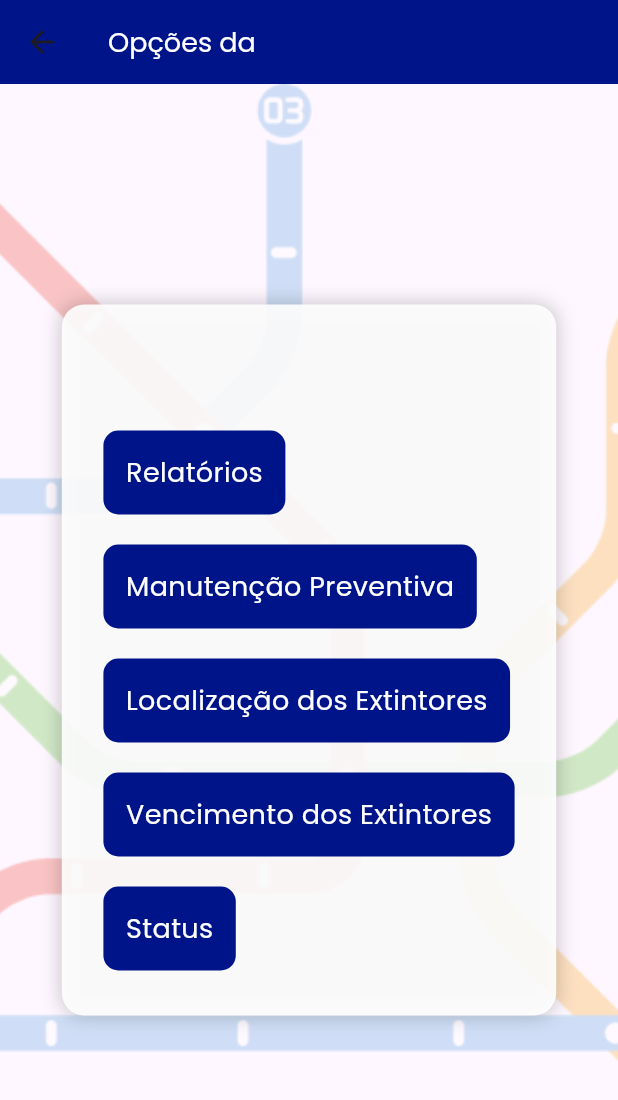
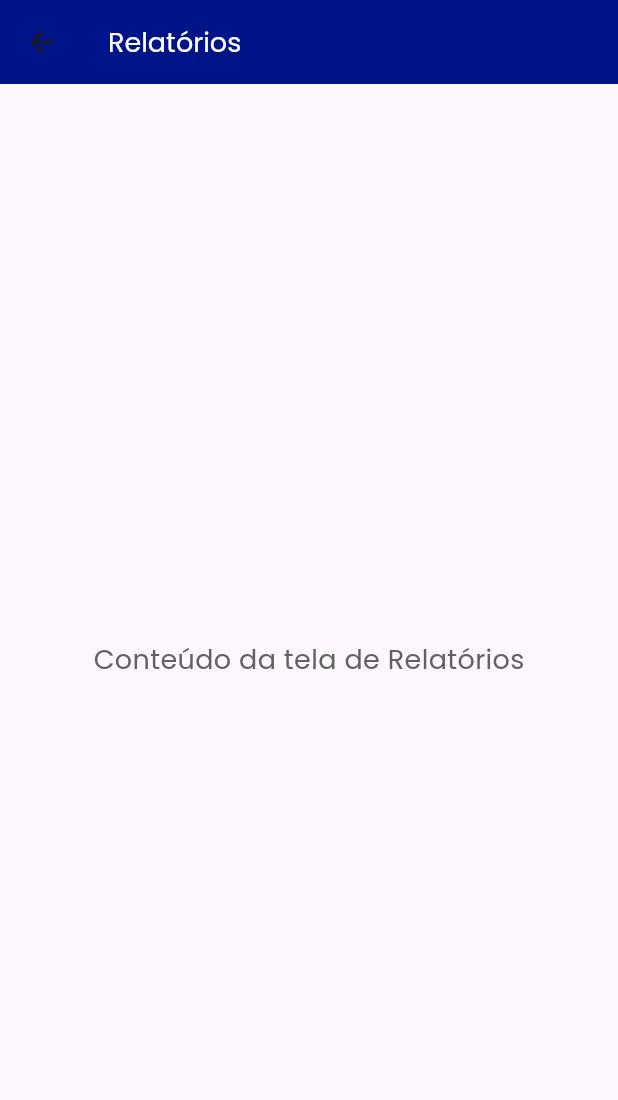
Before and after one commit to Rodrigomt21/fire-equipment-management-metro, a Flutter app: the LinhaOpcoesScreen screen opened directly with empty values, after a tap on "Relatórios", on a phone screen of 412 x 824 dp. Shown: the top 1100 px of the screen. Run offline on Flutter 3.47's test engine with Material 3 defaults, Android fonts, the phone set to English and light mode, and no system bars; our stand-ins replace email_validator, google_fonts, image_picker, shared_preferences, uni_links; accounts and stored records are empty.

Commit message:
telas para os graficos

```diff
--- a/pi_metro/lib/main.dart
+++ b/pi_metro/lib/main.dart
@@ -12,6 +12,12 @@ import 'screens/forgot_password_screen.dart';
 import 'screens/reset_password_screen.dart';
 import 'screens/welcome_dashboard.dart';
 import 'screens/linha_opcoes.dart'; // Nova tela de opções para a linha
+import 'screens/extintores_por_localizacao_screen.dart'; // Nova tela para o gráfico
+import 'screens/relatorios_screen.dart';
+import 'screens/manutencao_preventiva_screen.dart';
+import 'screens/localizacao_extintores_screen.dart';
+import 'screens/vencimento_extintores_screen.dart';
+import 'screens/status_screen.dart';
 import 'services/user_provider.dart';
 
 class MyCustomPageRoute<T> extends MaterialPageRoute<T> {
@@ -135,12 +141,22 @@ class _MyAppState extends State<MyApp> {
                 cargoUsuario: 'Administrador',
               ),
             );
-          case '/linha-opcoes': // Adicionada nova rota
+          case '/linha-opcoes':
             final args = settings.arguments as Map<String, String>;
             final linha = args['linha'] ?? 'Linha Não Definida';
             return MyCustomPageRoute(
               builder: (_) => LinhaOpcoesScreen(linhaSelecionada: linha),
             );
+          case '/relatorios':
+            return MyCustomPageRoute(builder: (_) => const RelatoriosScreen());
+          case '/manutencao-preventiva':
+            return MyCustomPageRoute(builder: (_) => ManutencaoPreventivaScreen());
+          case '/localizacao-extintores':
+            return MyCustomPageRoute(builder: (_) => LocalizacaoExtintoresScreen());
+          case '/vencimento-extintores':
+            return MyCustomPageRoute(builder: (_) => VencimentoExtintoresScreen());
+          case '/status':
+            return MyCustomPageRoute(builder: (_) => StatusScreen());
           default:
             return null;
         }
--- a/pi_metro/lib/screens/linha_opcoes.dart
+++ b/pi_metro/lib/screens/linha_opcoes.dart
@@ -2,10 +2,9 @@ import 'package:flutter/material.dart';
 import 'package:google_fonts/google_fonts.dart';
 
 class LinhaOpcoesScreen extends StatelessWidget {
-  final String linhaSelecionada; // Nome da linha selecionada
+  final String linhaSelecionada;
 
-  const LinhaOpcoesScreen({Key? key, required this.linhaSelecionada})
-      : super(key: key);
+  const LinhaOpcoesScreen({Key? key, required this.linhaSelecionada}) : super(key: key);
 
   @override
   Widget build(BuildContext context) {
@@ -24,45 +23,46 @@ class LinhaOpcoesScreen extends StatelessWidget {
         children: [
           Positioned.fill(
             child: Image.asset(
-              'lib/imgs/trilhos.png', // Substitua pelo caminho correto do mapa
+              'lib/imgs/trilhos.png',
               fit: BoxFit.cover,
             ),
           ),
           Center(
             child: Container(
-              width: MediaQuery.of(context).size.width * 0.8,
-              padding: const EdgeInsets.all(20),
+              width: MediaQuery.of(context).size.width * 0.40,
+              padding: const EdgeInsets.all(15),
               decoration: BoxDecoration(
-                color: Colors.white.withOpacity(0.9),
-                borderRadius: BorderRadius.circular(15),
+                color: Colors.white.withOpacity(0.95),
+                borderRadius: BorderRadius.circular(10),
                 boxShadow: [
                   BoxShadow(
                     color: Colors.black.withOpacity(0.2),
-                    blurRadius: 10,
+                    blurRadius: 8,
                     spreadRadius: 1,
                   ),
                 ],
               ),
               child: Column(
                 mainAxisSize: MainAxisSize.min,
+                crossAxisAlignment: CrossAxisAlignment.center,
                 children: [
                   Text(
                     linhaSelecionada,
                     style: GoogleFonts.poppins(
-                      fontSize: 24,
+                      fontSize: 18,
                       fontWeight: FontWeight.bold,
                       color: const Color(0xFF001489),
                     ),
                   ),
-                  const SizedBox(height: 20),
+                  const SizedBox(height: 10),
                   Column(
-                    crossAxisAlignment: CrossAxisAlignment.start,
+                    mainAxisSize: MainAxisSize.min,
                     children: [
-                      _buildOpcao(context, "Relatórios"),
-                      _buildOpcao(context, "Manutenção Preventiva"),
-                      _buildOpcao(context, "Localização dos Extintores"),
-                      _buildOpcao(context, "Vencimento dos Extintores"),
-                      _buildOpcao(context, "Status"),
+                      _buildOpcao(context, "Relatórios", '/relatorios'),
+                      _buildOpcao(context, "Manutenção Preventiva", '/manutencao-preventiva'),
+                      _buildOpcao(context, "Localização dos Extintores", '/localizacao-extintores'),
+                      _buildOpcao(context, "Vencimento dos Extintores", '/vencimento-extintores'),
+                      _buildOpcao(context, "Status", '/status'),
                     ],
                   ),
                 ],
@@ -74,28 +74,27 @@ class LinhaOpcoesScreen extends StatelessWidget {
     );
   }
 
-  Widget _buildOpcao(BuildContext context, String titulo) {
+  Widget _buildOpcao(BuildContext context, String titulo, String route) {
     return GestureDetector(
       onTap: () {
-        Navigator.pushNamed(
-          context,
-          '/graficos',
-          arguments: {'titulo': titulo, 'linha': linhaSelecionada},
-        );
+        Navigator.pushNamed(context, route);
       },
       child: Container(
-        margin: const EdgeInsets.symmetric(vertical: 10),
-        padding: const EdgeInsets.all(15),
+        margin: const EdgeInsets.symmetric(vertical: 6),
+        padding: const EdgeInsets.symmetric(vertical: 10),
+        width: MediaQuery.of(context).size.width * 0.25,
+        alignment: Alignment.center,
         decoration: BoxDecoration(
           color: const Color(0xFF001489),
-          borderRadius: BorderRadius.circular(10),
+          borderRadius: BorderRadius.circular(8),
         ),
         child: Text(
           titulo,
           style: GoogleFonts.poppins(
             fontSize: 18,
             color: Colors.white,
-          ),
+            height: 1.2),
+            textAlign: TextAlign.center,
         ),
       ),
     );
--- /dev/null
+++ b/pi_metro/lib/screens/relatorios_screen.dart
@@ -0,0 +1,31 @@
+import 'package:flutter/material.dart';
+import 'package:google_fonts/google_fonts.dart';
+
+class RelatoriosScreen extends StatelessWidget {
+  const RelatoriosScreen({super.key});
+
+  @override
+  Widget build(BuildContext context) {
+    return Scaffold(
+      appBar: AppBar(
+        backgroundColor: const Color(0xFF001489),
+        title: Text(
+          "Relatórios",
+          style: GoogleFonts.poppins(
+            fontSize: 18,
+            color: Colors.white,
+          ),
+        ),
+      ),
+      body: Center(
+        child: Text(
+          "Conteúdo da tela de Relatórios",
+          style: GoogleFonts.poppins(
+            fontSize: 18,
+            color: Colors.grey[700],
+          ),
+        ),
+      ),
+    );
+  }
+}
```
Also changed, not shown: pi_metro/lib/screens/extintores_por_localizacao_screen.dart (added, +86 -0 lines), pi_metro/lib/screens/localizacao_extintores_screen.dart (added, +86 -0 lines), pi_metro/lib/screens/manutencao_preventiva_screen.dart (added, +86 -0 lines), pi_metro/lib/screens/status_screen.dart (added, +86 -0 lines), pi_metro/lib/screens/vencimento_extintores_screen.dart (added, +86 -0 lines).
